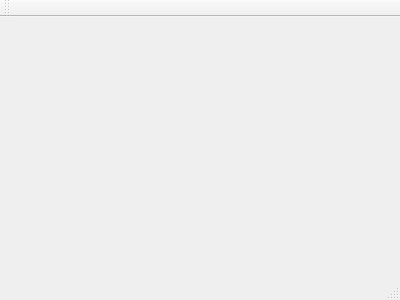
Before: the Qt Designer form src/desktop.ui in edson-cpp/ecclesia, drawn with Qt 5.
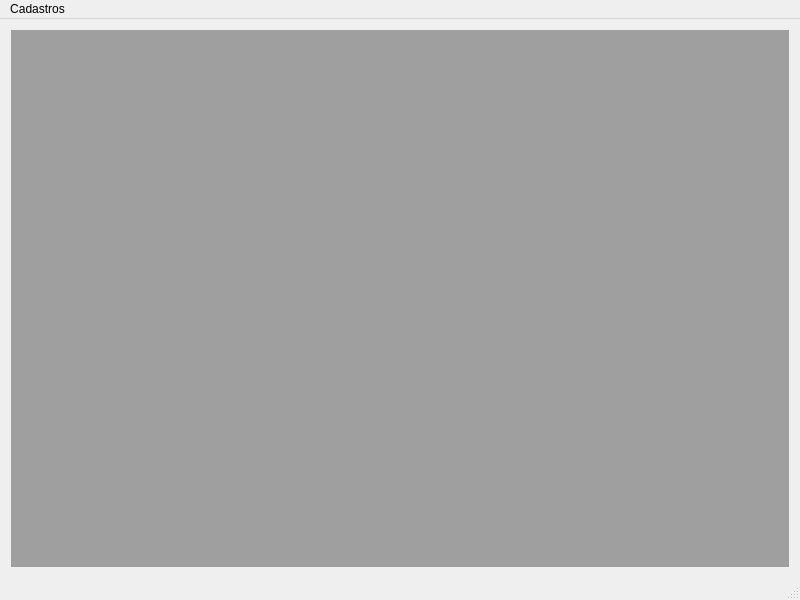
After: the same form once the commit is applied.

```diff
--- a/src/desktop.ui
+++ b/src/desktop.ui
@@ -6,39 +6,55 @@
    <rect>
     <x>0</x>
     <y>0</y>
-    <width>400</width>
-    <height>300</height>
+    <width>800</width>
+    <height>600</height>
    </rect>
   </property>
-  <property name="minimumSize">
-   <size>
-    <width>400</width>
-    <height>0</height>
-   </size>
-  </property>
   <property name="windowTitle">
    <string>Ecclesia - Sistema de Gestão de Comunidades</string>
   </property>
-  <widget class="QWidget" name="centralWidget"/>
-  <widget class="QMenuBar" name="menuBar">
+  <widget class="QWidget" name="centralwidget">
+   <layout class="QGridLayout" name="gridLayout">
+    <item row="0" column="0">
+     <widget class="QMdiArea" name="mdiArea"/>
+    </item>
+   </layout>
+  </widget>
+  <widget class="QMenuBar" name="menubar">
    <property name="geometry">
     <rect>
      <x>0</x>
      <y>0</y>
-     <width>400</width>
+     <width>800</width>
      <height>21</height>
     </rect>
    </property>
+   <widget class="QMenu" name="menuCadastros">
+    <property name="title">
+     <string>Cadastros</string>
+    </property>
+    <addaction name="actionDiocese"/>
+    <addaction name="actionPar_quia"/>
+    <addaction name="actionComunidade"/>
+   </widget>
+   <addaction name="menuCadastros"/>
   </widget>
-  <widget class="QToolBar" name="mainToolBar">
-   <attribute name="toolBarArea">
-    <enum>TopToolBarArea</enum>
-   </attribute>
-   <attribute name="toolBarBreak">
-    <bool>false</bool>
-   </attribute>
-  </widget>
-  <widget class="QStatusBar" name="statusBar"/>
+  <widget class="QStatusBar" name="statusbar"/>
+  <action name="actionDiocese">
+   <property name="text">
+    <string>&amp;Diocese</string>
+   </property>
+  </action>
+  <action name="actionPar_quia">
+   <property name="text">
+    <string>&amp;Paróquia</string>
+   </property>
+  </action>
+  <action name="actionComunidade">
+   <property name="text">
+    <string>&amp;Comunidade</string>
+   </property>
+  </action>
  </widget>
  <layoutdefault spacing="6" margin="11"/>
  <resources/>
```
Left out of the diff: 2 changed lines with no effect on the pictures.
